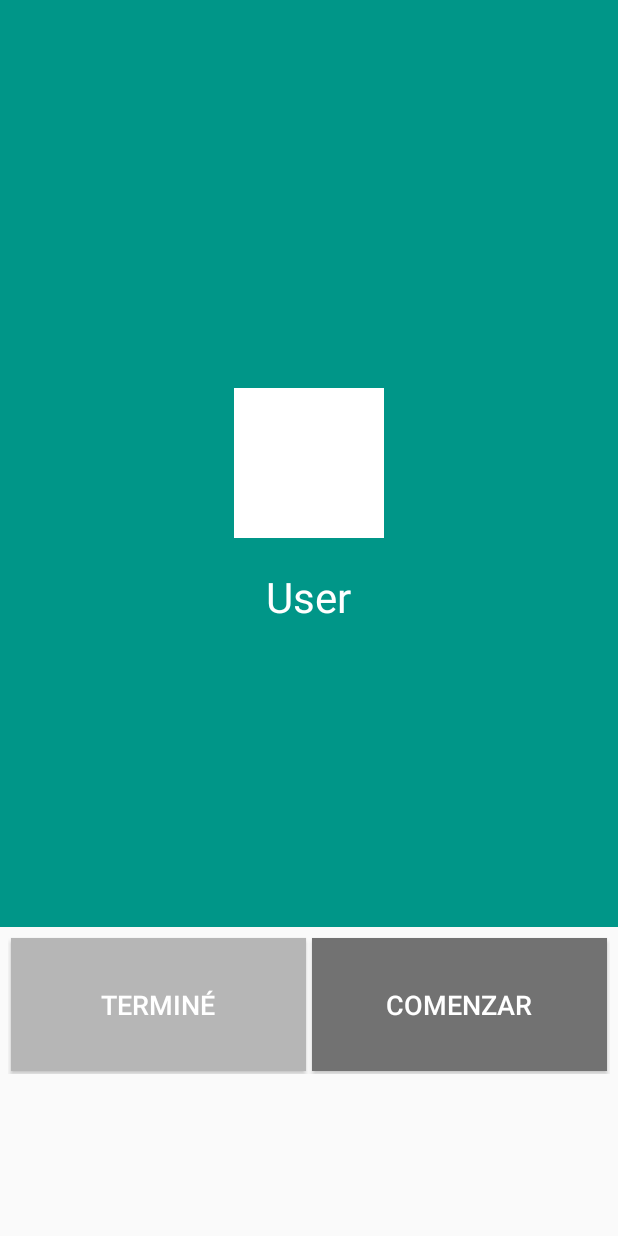
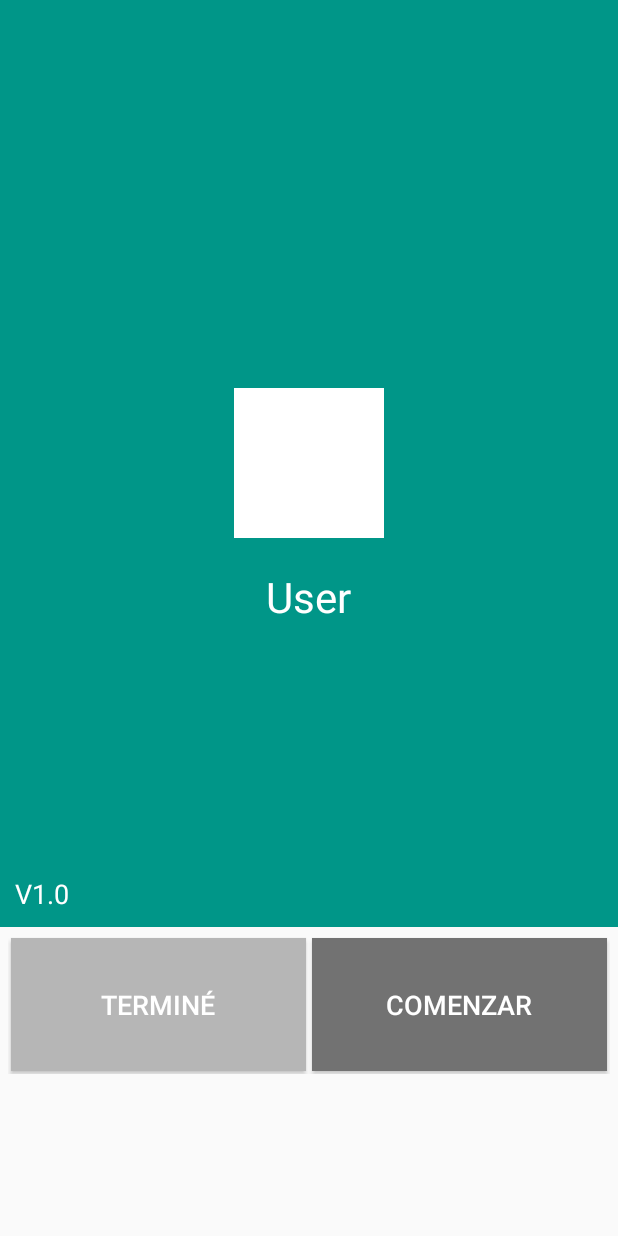
Before and after one commit to elPintozo/MyApp, an Android app: the screen it shows after launch (MainActivity), on a phone screen of 412 x 824 dp. Run offline under Robolectric (Android 15) with nearby library versions, the phone set to English and light mode, and no system bars.

Commit message:
Se solucionaron pequeños bugs referentes a la generacion de la apk final. Tambien se añadio el boton de limbiar BD

```diff
--- a/app/src/main/java/Resource/Informacion.java
+++ b/app/src/main/java/Resource/Informacion.java
@@ -161,7 +161,7 @@ public class Informacion {
     public ArrayList<String> ultimosEjercicios(Context context,String fecha){
         ArrayList<String> salida = new ArrayList<>();
         fecha = diaAnterior(fecha);
-        extra.Mensaje(context,fecha);
+        //extra.Mensaje(context,fecha);
         SQLiteDatabase db = data.getWritableDatabase();
         Cursor fila = db.rawQuery("select distinct (m."+DataOffLine.DatosTablaMusculo.COLUMNA_nombre+") "+
                                   "from "+DataOffLine.DatosTablaRutina.NOMBRE_TABLA+" r "+
--- a/app/src/main/java/com/thepintozo/myappgym/ComenzarEjercicioController.java
+++ b/app/src/main/java/com/thepintozo/myappgym/ComenzarEjercicioController.java
@@ -201,7 +201,7 @@ public class ComenzarEjercicioController extends AppCompatActivity {
         infoRepeticion.cargarDatosDeRepeticion(id,idEjercicio,peso,s,tiempoDescansoInicial,tiempoEjercicioInicial,Umedida);
         infoRutina.cargarDatosDeRutinaRepeticion(idRutina,id);
 
-        Serie serie = new Serie(id,peso,s,tiempoDescansoInicial,tiempoDescansoInicial);
+        Serie serie = new Serie(id,peso,s,tiempoDescansoInicial,tiempoEjercicioInicial);
         series.add(serie);
     }
 }
--- a/app/src/main/java/com/thepintozo/myappgym/SeleccionarEjercicioController.java
+++ b/app/src/main/java/com/thepintozo/myappgym/SeleccionarEjercicioController.java
@@ -62,7 +62,7 @@ public class SeleccionarEjercicioController extends AppCompatActivity {
                 finish();
                 Intent i2 = new Intent(SeleccionarEjercicioController.this, ComenzarEjercicioController.class);
                 i2.putExtra("idMusculo",idMusculo);
-                i2.putExtra("idEjercicio",ejercicios.get(i+1).idEjercicio);//<-----
+                i2.putExtra("idEjercicio",ejercicios.get(i-1).idEjercicio);//<-----
                 i2.putExtra("idRutina",idRutina);
                 startActivity(i2);
             }
--- a/app/src/main/java/com/thepintozo/myappgym/testController.java
+++ b/app/src/main/java/com/thepintozo/myappgym/testController.java
@@ -39,6 +39,8 @@ public class testController extends AppCompatActivity {
     public InfoEjerciciosSinConexion infoEjericio;
     public InfoRutinaSinConexion infoRutina;
     public InfoRepeticionSinConexion infoRepeticion;
+
+
 
     public testController() {
         infoMusculo = new InfoMusculoSinConexion(this);
@@ -86,6 +88,9 @@ public class testController extends AppCompatActivity {
             @Override
             public void onClick(View view) {
                 SQLiteDatabase db = data.getWritableDatabase();
+                db.execSQL("delete from "+DataOffLine.DatosTablaRepeticion.NOMBRE_TABLA);
+                db.execSQL("delete from "+DataOffLine.DatosTablaRutina.NOMBRE_TABLA);
+                db.execSQL("delete from "+DataOffLine.DatosTablaRutinaRepeticion.NOMBRE_TABLA);
             }
         });
         /***************************
--- a/app/src/main/res/layout/activity_comenzar_ejercicio_controller.xml
+++ b/app/src/main/res/layout/activity_comenzar_ejercicio_controller.xml
@@ -40,7 +40,8 @@
                 android:background="@color/colorIcons"
                 android:layout_marginLeft="10dp"
                 android:layout_marginRight="10dp"
-                android:layout_marginBottom="5dp" />
+                android:layout_marginBottom="5dp"
+                android:layout_marginTop="5dp" />
         </LinearLayout>
 
         <LinearLayout
--- a/app/src/main/res/layout/activity_main.xml
+++ b/app/src/main/res/layout/activity_main.xml
@@ -29,6 +29,17 @@
             android:layout_below="@+id/profileImage"
             android:layout_centerHorizontal="true"
             style="@style/styleTittle" />
+
+        <TextView
+            android:layout_width="wrap_content"
+            android:layout_height="wrap_content"
+            android:textAppearance="?android:attr/textAppearanceSmall"
+            android:text="@string/lblVersion"
+            android:id="@+id/lblVersion"
+            android:layout_alignParentBottom="true"
+            android:layout_alignParentLeft="true"
+            android:layout_alignParentStart="true"
+            style="@style/styleSubTittle" />
     </RelativeLayout>
 
     <LinearLayout
--- a/app/src/main/res/values/string_vista_bienvenido.xml
+++ b/app/src/main/res/values/string_vista_bienvenido.xml
@@ -3,4 +3,5 @@
     <string name="btnExit">Terminé</string>
     <string name="btnStart">Comenzar</string>
     <string name="lblProfile">User</string>
+    <string name="lblVersion">V1.0</string>
 </resources>
```
